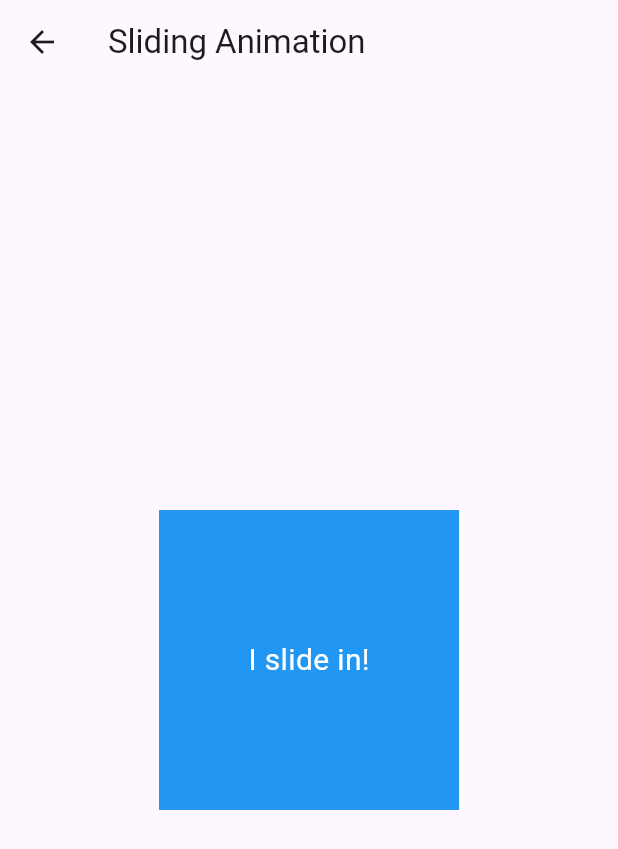
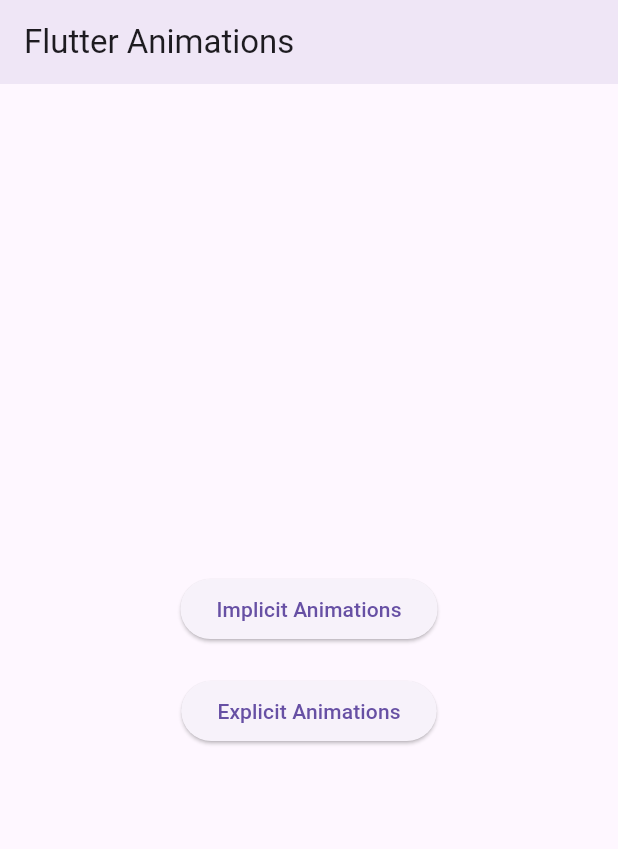
Before and after one commit to Sheraz788/flutteranimations, a Flutter app: the HomeScreen screen opened directly, on a phone screen of 412 x 824 dp. Shown: the top 849 px of the screen. Run offline on Flutter 3.47's test engine with Material 3 defaults, Android fonts, the phone set to English and light mode, and no system bars.

Commit message:
working with flutter animations

```diff
--- a/lib/HomeScreen.dart
+++ b/lib/HomeScreen.dart
@@ -1,4 +1,7 @@
 import 'package:flutter/material.dart';
+
+import 'explicitanimations/ExplicitAnimations.dart';
+import 'implicitanimations/ImplicitAnimations.dart';
 
 class HomeScreen extends StatefulWidget {
   const HomeScreen({super.key});
@@ -7,63 +10,84 @@
   State<HomeScreen> createState() => _HomeScreenState();
 }
 
-class _HomeScreenState extends State<HomeScreen>
-    with SingleTickerProviderStateMixin {
-  late AnimationController _animationController;
-  late Animation<Offset> _animation;
+class _HomeScreenState extends State<HomeScreen> with TickerProviderStateMixin {
+  late AnimationController _leftButtonController;
+  late AnimationController _rightButtonController;
+  late Animation<Offset> _leftButtonAnimation;
+  late Animation<Offset> _rightButtonAnimation;
 
   @override
   void initState() {
     super.initState();
 
-    //initialize Animation Controller
-    _animationController =
-        AnimationController(duration: const Duration(seconds: 1), vsync: this);
+    _leftButtonController = AnimationController(
+      vsync: this,
+      duration: const Duration(seconds: 1),
+    );
 
-    _animation = Tween<Offset>(begin: const Offset(1.0, 0.0), end: Offset.zero)
-        .animate(CurvedAnimation(
-            parent: _animationController, curve: Curves.easeInToLinear));
+    _rightButtonController =
+        AnimationController(vsync: this, duration: const Duration(seconds: 1));
 
-    WidgetsBinding.instance.addPostFrameCallback((_) {
-      _animationController.forward();
-    });
+    _leftButtonAnimation = Tween<Offset>(
+      begin: Offset(-1.5, 0),
+      end: Offset.zero,
+    ).animate(
+      CurvedAnimation(
+        parent: _leftButtonController,
+        curve: Curves.easeOut,
+      ),
+    );
+
+    _rightButtonAnimation =
+        Tween<Offset>(begin: Offset(1.5, 0), end: Offset.zero).animate(
+            CurvedAnimation(
+                parent: _rightButtonController, curve: Curves.easeOut));
+
+    _leftButtonController.forward();
+    _rightButtonController.forward();
   }
 
   @override
   void dispose() {
     super.dispose();
-
-    _animationController.dispose();
+    _leftButtonController.dispose();
+    _rightButtonController.dispose();
   }
 
   @override
   Widget build(BuildContext context) {
     return Scaffold(
       appBar: AppBar(
-        title: Text("Sliding Animation"),
+        title: Text("Flutter Animations"),
+        elevation: 5.0,
       ),
       body: Center(
         child: Column(
           mainAxisAlignment: MainAxisAlignment.center,
           children: [
-            AnimatedBuilder(
-                animation: _animation,
-                builder: (context, child) {
-                  return SlideTransition(
-                    position: _animation,
-                    child: Container(
-                      height: 200,
-                      width: 200,
-                      color: Colors.blue,
-                      child: Center(
-                        child: Text(
-                          "I slide in!",
-                          style: TextStyle(color: Colors.white, fontSize: 20),
-                        ),
-                      ),
-                    ),
-                  );
-                })
+            SlideTransition(
+                position: _leftButtonAnimation,
+                child: ElevatedButton(
+                    onPressed: () {
+                      Navigator.push(
+                          context,
+                          MaterialPageRoute(
+                              builder: (context) => ImplicitAnimations()));
+                    },
+                    child: Text("Implicit Animations"))),
+
+            SizedBox(height: 20),
+
+            SlideTransition(
+                position: _rightButtonAnimation,
+                child: ElevatedButton(
+                    onPressed: () {
+                      Navigator.push(
+                          context,
+                          MaterialPageRoute(
+                              builder: (context) => ExplicitAnimations()));
+                    },
+                    child: Text("Explicit Animations"))),
           ],
         ),
       ),
--- a/lib/main.dart
+++ b/lib/main.dart
@@ -1,7 +1,5 @@
 import 'package:flutter/material.dart';
 import 'package:flutter_animations/HomeScreen.dart';
-
-import 'AnimationsWithDelay.dart';
 
 void main() {
   runApp(const MyApp());
@@ -15,7 +13,7 @@
   Widget build(BuildContext context) {
     return MaterialApp(
       title: 'Flutter Animations',
-      home: AnimationsWithDelay()
+      home: HomeScreen()
     );
   }
 }
```
Also changed, not shown: lib/AnimationsWithDelay.dart (deleted, +0 -147 lines), lib/explicitanimations/ExplicitAnimations.dart (added, +63 -0 lines), lib/implicitanimations/AnimatedContainer.dart (added, +40 -0 lines), lib/implicitanimations/ImplicitAnimations.dart (added, +86 -0 lines).
